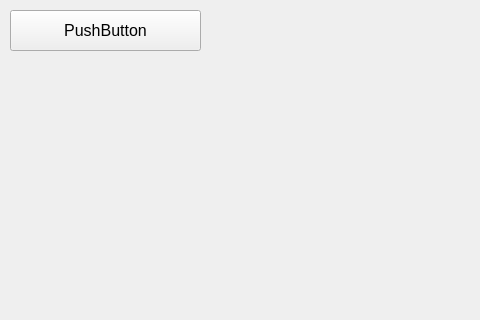
Qt form Vass_2/mainwindow.ui (fobannit-studio/Vass-2) before a commit; both pictures show x 0 to 480 and y 0 to 320 of the 799 by 539 pixel window.
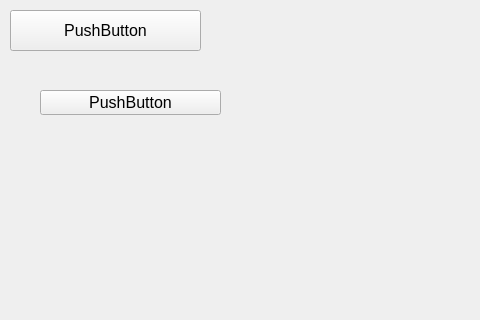
The same form after that commit. Icons and pictures are not drawn.

```diff
--- a/Vass_2/mainwindow.ui
+++ b/Vass_2/mainwindow.ui
@@ -63,6 +63,19 @@
      <string>PushButton</string>
     </property>
    </widget>
+   <widget class="QPushButton" name="pushButton_2">
+    <property name="geometry">
+     <rect>
+      <x>40</x>
+      <y>90</y>
+      <width>181</width>
+      <height>25</height>
+     </rect>
+    </property>
+    <property name="text">
+     <string>PushButton</string>
+    </property>
+   </widget>
   </widget>
   <widget class="QMenuBar" name="menuBar">
    <property name="geometry">
```
Left out of the diff: 2 changed lines with no effect on the pictures.
